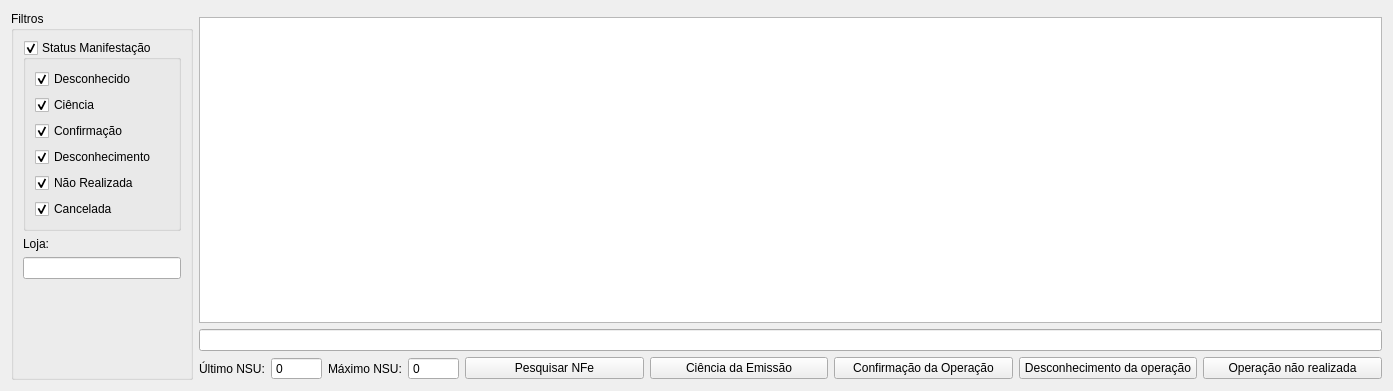
The window that ui/nfedistribuicao.ui (darktorres/ERP-STACCATO) describes before a commit, drawn with Qt 5.
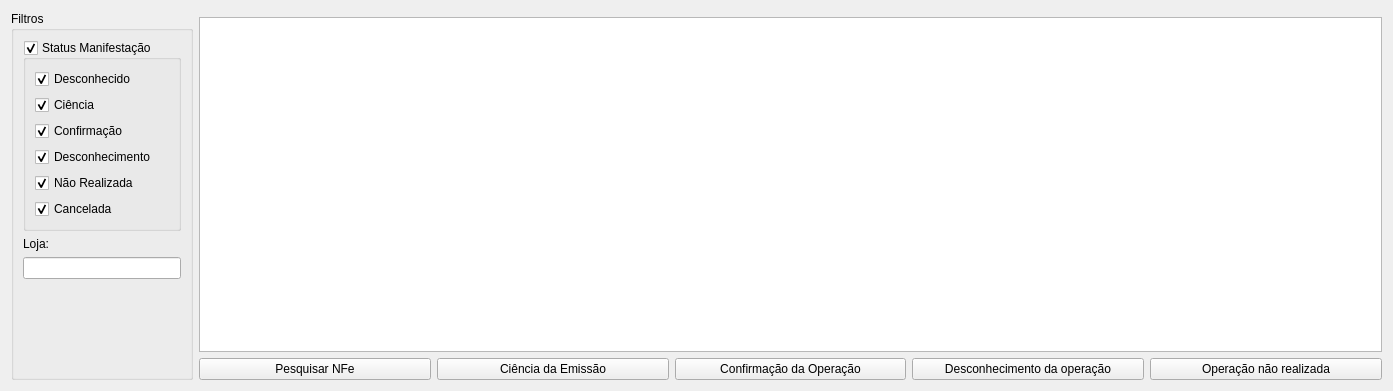
The same window after the commit. Custom widgets are drawn as their Qt base class.

```diff
--- a/ui/nfedistribuicao.ui
+++ b/ui/nfedistribuicao.ui
@@ -14,148 +14,7 @@
    <string>Form</string>
   </property>
   <layout class="QGridLayout" name="gridLayout">
-   <item row="1" column="1">
-    <widget class="TableView" name="table">
-     <property name="mouseTracking">
-      <bool>true</bool>
-     </property>
-     <property name="editTriggers">
-      <set>QAbstractItemView::NoEditTriggers</set>
-     </property>
-     <property name="selectionMode">
-      <enum>QAbstractItemView::MultiSelection</enum>
-     </property>
-     <property name="selectionBehavior">
-      <enum>QAbstractItemView::SelectRows</enum>
-     </property>
-     <property name="sortingEnabled">
-      <bool>true</bool>
-     </property>
-    </widget>
-   </item>
-   <item row="3" column="1">
-    <layout class="QHBoxLayout" name="horizontalLayout_2">
-     <item>
-      <widget class="QLabel" name="label">
-       <property name="sizePolicy">
-        <sizepolicy hsizetype="Maximum" vsizetype="Preferred">
-         <horstretch>0</horstretch>
-         <verstretch>0</verstretch>
-        </sizepolicy>
-       </property>
-       <property name="text">
-        <string>Último NSU:</string>
-       </property>
-      </widget>
-     </item>
-     <item>
-      <widget class="QSpinBox" name="spinBoxUltNSU">
-       <property name="sizePolicy">
-        <sizepolicy hsizetype="Maximum" vsizetype="Fixed">
-         <horstretch>0</horstretch>
-         <verstretch>0</verstretch>
-        </sizepolicy>
-       </property>
-       <property name="readOnly">
-        <bool>true</bool>
-       </property>
-       <property name="buttonSymbols">
-        <enum>QAbstractSpinBox::NoButtons</enum>
-       </property>
-       <property name="maximum">
-        <number>999999</number>
-       </property>
-      </widget>
-     </item>
-     <item>
-      <widget class="QLabel" name="label_2">
-       <property name="sizePolicy">
-        <sizepolicy hsizetype="Maximum" vsizetype="Preferred">
-         <horstretch>0</horstretch>
-         <verstretch>0</verstretch>
-        </sizepolicy>
-       </property>
-       <property name="text">
-        <string>Máximo NSU:</string>
-       </property>
-      </widget>
-     </item>
-     <item>
-      <widget class="QSpinBox" name="spinBoxMaxNSU">
-       <property name="sizePolicy">
-        <sizepolicy hsizetype="Maximum" vsizetype="Fixed">
-         <horstretch>0</horstretch>
-         <verstretch>0</verstretch>
-        </sizepolicy>
-       </property>
-       <property name="readOnly">
-        <bool>true</bool>
-       </property>
-       <property name="buttonSymbols">
-        <enum>QAbstractSpinBox::NoButtons</enum>
-       </property>
-       <property name="maximum">
-        <number>999999</number>
-       </property>
-      </widget>
-     </item>
-     <item>
-      <widget class="QPushButton" name="pushButtonPesquisar">
-       <property name="text">
-        <string>Pesquisar NFe</string>
-       </property>
-      </widget>
-     </item>
-     <item>
-      <widget class="QPushButton" name="pushButtonCiencia">
-       <property name="toolTip">
-        <string>&lt;html&gt;&lt;head/&gt;&lt;body&gt;&lt;p&gt;Evento registrado pelo destinatário para obter mais informações relativas à existência de NFe em que esteja envolvido, quando ainda não existem elementos suficientes para apresentar uma manifestação conclusiva.&lt;/p&gt;&lt;/body&gt;&lt;/html&gt;</string>
-       </property>
-       <property name="text">
-        <string>Ciência da Emissão</string>
-       </property>
-      </widget>
-     </item>
-     <item>
-      <widget class="QPushButton" name="pushButtonConfirmacao">
-       <property name="toolTip">
-        <string>&lt;html&gt;&lt;head/&gt;&lt;body&gt;&lt;p&gt;Evento registrado pelo destinatário para confirmar que a operação descrita na NFe ocorreu exatamente como informado nesta NFe.&lt;/p&gt;&lt;/body&gt;&lt;/html&gt;</string>
-       </property>
-       <property name="text">
-        <string>Confirmação da Operação</string>
-       </property>
-      </widget>
-     </item>
-     <item>
-      <widget class="QPushButton" name="pushButtonDesconhecimento">
-       <property name="toolTip">
-        <string>&lt;html&gt;&lt;head/&gt;&lt;body&gt;&lt;p&gt;Evento registrado pelo destinatário para declarar que a operação descrita da NFe não foi por ele solicitada.&lt;/p&gt;&lt;/body&gt;&lt;/html&gt;</string>
-       </property>
-       <property name="text">
-        <string>Desconhecimento da operação</string>
-       </property>
-      </widget>
-     </item>
-     <item>
-      <widget class="QPushButton" name="pushButtonNaoRealizada">
-       <property name="toolTip">
-        <string>&lt;html&gt;&lt;head/&gt;&lt;body&gt;&lt;p&gt;Evento registrado pelo destinatário para reconhecer sua participação na operação descrita na NFe, mas declarando que a operação não ocorreu ou não se efetivou como informado nesta NFe.&lt;/p&gt;&lt;/body&gt;&lt;/html&gt;</string>
-       </property>
-       <property name="text">
-        <string>Operação não realizada</string>
-       </property>
-      </widget>
-     </item>
-    </layout>
-   </item>
-   <item row="2" column="1">
-    <layout class="QHBoxLayout" name="horizontalLayout">
-     <item>
-      <widget class="QLineEdit" name="lineEditCNPJ"/>
-     </item>
-    </layout>
-   </item>
-   <item row="0" column="0" rowspan="4">
+   <item row="0" column="0" rowspan="3">
     <widget class="QGroupBox" name="groupBox">
      <property name="title">
       <string>Filtros</string>
@@ -269,6 +128,76 @@
      </layout>
     </widget>
    </item>
+   <item row="1" column="1">
+    <widget class="TableView" name="table">
+     <property name="mouseTracking">
+      <bool>true</bool>
+     </property>
+     <property name="editTriggers">
+      <set>QAbstractItemView::NoEditTriggers</set>
+     </property>
+     <property name="selectionMode">
+      <enum>QAbstractItemView::MultiSelection</enum>
+     </property>
+     <property name="selectionBehavior">
+      <enum>QAbstractItemView::SelectRows</enum>
+     </property>
+     <property name="sortingEnabled">
+      <bool>true</bool>
+     </property>
+    </widget>
+   </item>
+   <item row="2" column="1">
+    <layout class="QHBoxLayout" name="horizontalLayout_2">
+     <item>
+      <widget class="QPushButton" name="pushButtonPesquisar">
+       <property name="text">
+        <string>Pesquisar NFe</string>
+       </property>
+      </widget>
+     </item>
+     <item>
+      <widget class="QPushButton" name="pushButtonCiencia">
+       <property name="toolTip">
+        <string>&lt;html&gt;&lt;head/&gt;&lt;body&gt;&lt;p&gt;Evento registrado pelo destinatário para obter mais informações relativas à existência de NFe em que esteja envolvido, quando ainda não existem elementos suficientes para apresentar uma manifestação conclusiva.&lt;/p&gt;&lt;/body&gt;&lt;/html&gt;</string>
+       </property>
+       <property name="text">
+        <string>Ciência da Emissão</string>
+       </property>
+      </widget>
+     </item>
+     <item>
+      <widget class="QPushButton" name="pushButtonConfirmacao">
+       <property name="toolTip">
+        <string>&lt;html&gt;&lt;head/&gt;&lt;body&gt;&lt;p&gt;Evento registrado pelo destinatário para confirmar que a operação descrita na NFe ocorreu exatamente como informado nesta NFe.&lt;/p&gt;&lt;/body&gt;&lt;/html&gt;</string>
+       </property>
+       <property name="text">
+        <string>Confirmação da Operação</string>
+       </property>
+      </widget>
+     </item>
+     <item>
+      <widget class="QPushButton" name="pushButtonDesconhecimento">
+       <property name="toolTip">
+        <string>&lt;html&gt;&lt;head/&gt;&lt;body&gt;&lt;p&gt;Evento registrado pelo destinatário para declarar que a operação descrita da NFe não foi por ele solicitada.&lt;/p&gt;&lt;/body&gt;&lt;/html&gt;</string>
+       </property>
+       <property name="text">
+        <string>Desconhecimento da operação</string>
+       </property>
+      </widget>
+     </item>
+     <item>
+      <widget class="QPushButton" name="pushButtonNaoRealizada">
+       <property name="toolTip">
+        <string>&lt;html&gt;&lt;head/&gt;&lt;body&gt;&lt;p&gt;Evento registrado pelo destinatário para reconhecer sua participação na operação descrita na NFe, mas declarando que a operação não ocorreu ou não se efetivou como informado nesta NFe.&lt;/p&gt;&lt;/body&gt;&lt;/html&gt;</string>
+       </property>
+       <property name="text">
+        <string>Operação não realizada</string>
+       </property>
+      </widget>
+     </item>
+    </layout>
+   </item>
   </layout>
  </widget>
  <customwidgets>
```
Left out of the diff: 3 changed lines with no effect on the pictures.
